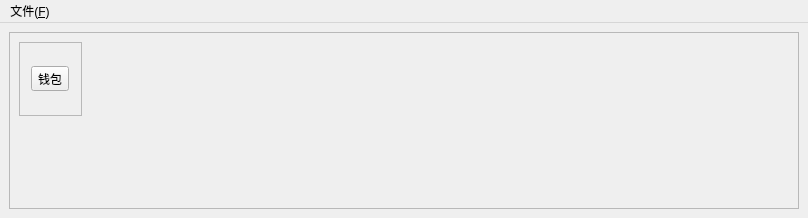
Above: src/Tengu.ui from to1dev/tengu before the change. Below: the same form after it.
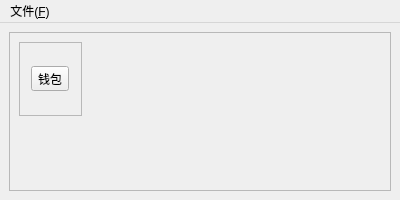
That is the form after the change. Icons and pictures are not drawn.

Commit message: update form width and height

Patch:
```diff
--- a/src/Tengu.ui
+++ b/src/Tengu.ui
@@ -6,8 +6,8 @@
    <rect>
     <x>0</x>
     <y>0</y>
-    <width>808</width>
-    <height>218</height>
+    <width>400</width>
+    <height>200</height>
    </rect>
   </property>
   <property name="sizePolicy">
@@ -73,7 +73,7 @@
     <rect>
      <x>0</x>
      <y>0</y>
-     <width>808</width>
+     <width>400</width>
      <height>22</height>
     </rect>
    </property>
```
